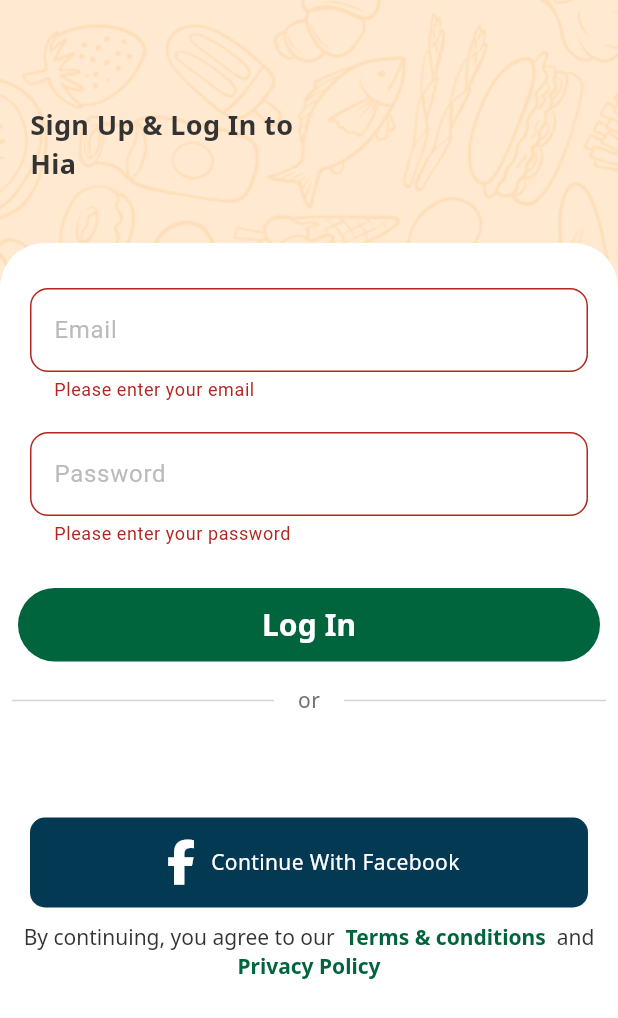
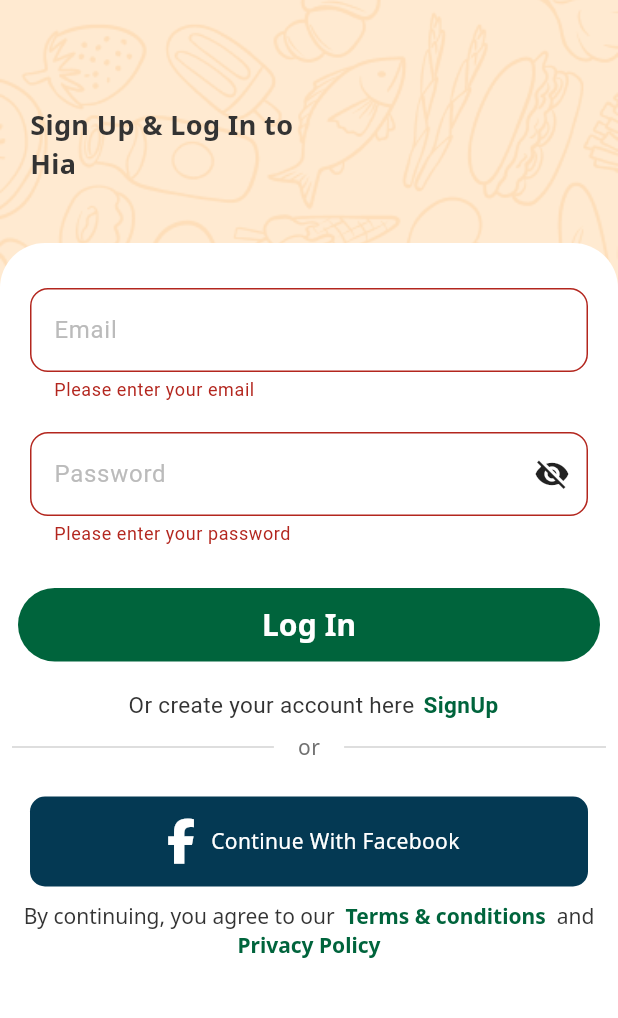
Before and after one commit to saifmessaoudi/Hia_FRONTEND, a Flutter app: the SignIn screen opened directly, after a tap on "Log In", on a phone screen of 412 x 824 dp. Shown: the top 1018 px of the screen. Run offline on Flutter 3.47's test engine with Material 3 defaults, Android fonts, the phone set to English and light mode, and no system bars; drawn by our look-alikes of nb_utils; our stand-ins replace country_code_picker, font_awesome_flutter, google_fonts, shared_preferences; accounts and stored records are empty.

Commit message:
Sign in with token/id registration

```diff
--- a/lib/views/authentication/sign_in.dart
+++ b/lib/views/authentication/sign_in.dart
@@ -3,8 +3,12 @@ import 'package:flutter/material.dart';
 import 'package:font_awesome_flutter/font_awesome_flutter.dart';
 import 'package:hia/constant.dart';
 import 'package:hia/services/user_service.dart';
+import 'package:hia/viewmodels/user_viewmodel.dart';
+import 'package:hia/views/authentication/sign_up.dart';
 import 'package:hia/views/global_components/button_global.dart';
+import 'package:hia/views/location/location_permission.dart';
 import 'package:nb_utils/nb_utils.dart';
+import 'package:provider/provider.dart';
 
 class SignIn extends StatefulWidget {
   const SignIn({Key? key}) : super(key: key);
@@ -27,6 +31,43 @@ class _SignInState extends State<SignIn> {
   String? firstNameError;
   String? lastNameError;
   String? passwordError;
+
+
+void showSuccessAlert(String message) {
+    showDialog(
+      context: context,
+      builder: (context) => AlertDialog(
+        title: Row(
+          children: [
+            Icon(
+              Icons.done,
+              color: Colors.green, // Customize the color if needed
+            ),
+            SizedBox(width: 8), // Add some space between the icon and text
+            Text('Success'),
+          ],
+        ),
+        content: Text(message),
+        actions: [
+          TextButton(
+            onPressed: () {
+             // Navigator.push(
+               // context,
+              //  //MaterialPageRoute(builder: (context) => LoginPage()),
+            //  );
+             Navigator.of(context).pop(); // Dismiss the dialog
+            },
+            child: Text('OK'),
+             style: ButtonStyle(
+            foregroundColor: MaterialStateProperty.all<Color>(kMainColor), // Customize the text color
+          ),          ),
+        ],
+      ),
+    );
+  }
+
+
+
   @override
   Widget build(BuildContext context) {
     return SafeArea(
@@ -112,9 +153,9 @@ class _SignInState extends State<SignIn> {
                           Padding(
                           padding: const EdgeInsets.only(left: 20.0, right: 20.0,top: 20.0,bottom: 20.0),
                           child: AppTextField(
-                            controller: emailController,
+                            controller: passwordController,
                             cursorColor: kMainColor,
-                            textFieldType: TextFieldType.EMAIL,
+                            textFieldType: TextFieldType.PASSWORD,
                         decoration:  InputDecoration(
                          labelText: 'Password',
                           hintText: 'Password',
@@ -150,7 +191,7 @@ class _SignInState extends State<SignIn> {
                           buttontext: 'Log In',
                           buttonDecoration:
                           kButtonDecoration.copyWith(color: kMainColor),
-                         onPressed: () {
+                         onPressed: () async {
 
 
   setState(() {
@@ -171,8 +212,34 @@ passwordError = passwordController.text.isEmpty
     // Add similar logic for other fields
   });
 
-  if (emailError == null && firstNameError == null && lastNameError == null && passwordError == null) {
+  if (emailError == null && passwordError == null) {
     //createUserAccount() ;
+    final authViewModel = Provider.of<UserViewModel>(context, listen: false);
+                bool success = await authViewModel.login(
+                  emailController.text,
+                  passwordController.text,
+                );
+
+                if (success) {
+
+ Navigator.push(
+  context,
+  MaterialPageRoute(builder: (context) => LocationPermission()),
+);                  // Navigate to the next screen
+                } else {
+                   setState(() {
+emailError = 'Invalid email or password';
+
+passwordError = 'Invalid email or password';
+
+
+    // Add similar logic for other fields
+  });
+
+
+
+
+                }
 
 
   }
@@ -181,6 +248,45 @@ passwordError = passwordController.text.isEmpty
                             //const PhoneVerification().launch(context);
 
                         ),
+
+           const SizedBox(height: 10),
+              Padding(
+  padding: const EdgeInsets.symmetric(horizontal: 20),
+  child: Row(
+    mainAxisAlignment: MainAxisAlignment.center,
+    children: [
+      Text(
+        'Or create your account here   ',
+        style: TextStyle(
+          fontSize: 15.0,
+          color: kTitleColor,
+        ),
+        textAlign: TextAlign.center,
+      ),
+      GestureDetector(
+        onTap: () {
+          // Navigate to Sign Up Page
+        Navigator.push(
+  context,
+  MaterialPageRoute(builder: (context) => SignUp()),
+);
+
+        },
+        child: Text(
+          'SignUp',
+          style: TextStyle(
+            fontSize: 15.0,
+            color: kMainColor, // You can change the color as needed
+            fontWeight: FontWeight.bold,
+          ),
+        ),
+      ),
+    ],
+  ),
+),
+
+
+
                         Row(
                           mainAxisAlignment: MainAxisAlignment.center,
                           children: [
@@ -200,7 +306,7 @@ passwordError = passwordController.text.isEmpty
                         ),
                        Padding(
                           padding:
-                              const EdgeInsets.only(left: 20.0, right: 20.0,bottom: 10.0,top: 60.0),
+                              const EdgeInsets.only(left: 20.0, right: 20.0,bottom: 10.0,top: 15.0),
                           child: Container(
                             width: context.width(),
                             height: 60.0,
--- a/pubspec.yaml
+++ b/pubspec.yaml
@@ -15,6 +15,8 @@ dependencies:
   cupertino_icons: ^1.0.2
   nb_utils: ^7.0.3
   http: ^1.2.1
+  provider: ^6.0.5
+
   google_fonts: ^6.2.1
   country_code_picker: ^3.0.0
   font_awesome_flutter: ^10.7.0
```
Also changed, not shown: lib/main.dart (+11 -2 lines), lib/services/user_service.dart (+21 -0 lines), lib/viewmodels/user_viewmodel.dart (+55 -8 lines), lib/views/authentication/sign_up.dart (+50 -7 lines), lib/views/location/location_permission.dart (added, +115 -0 lines), pubspec.lock.
